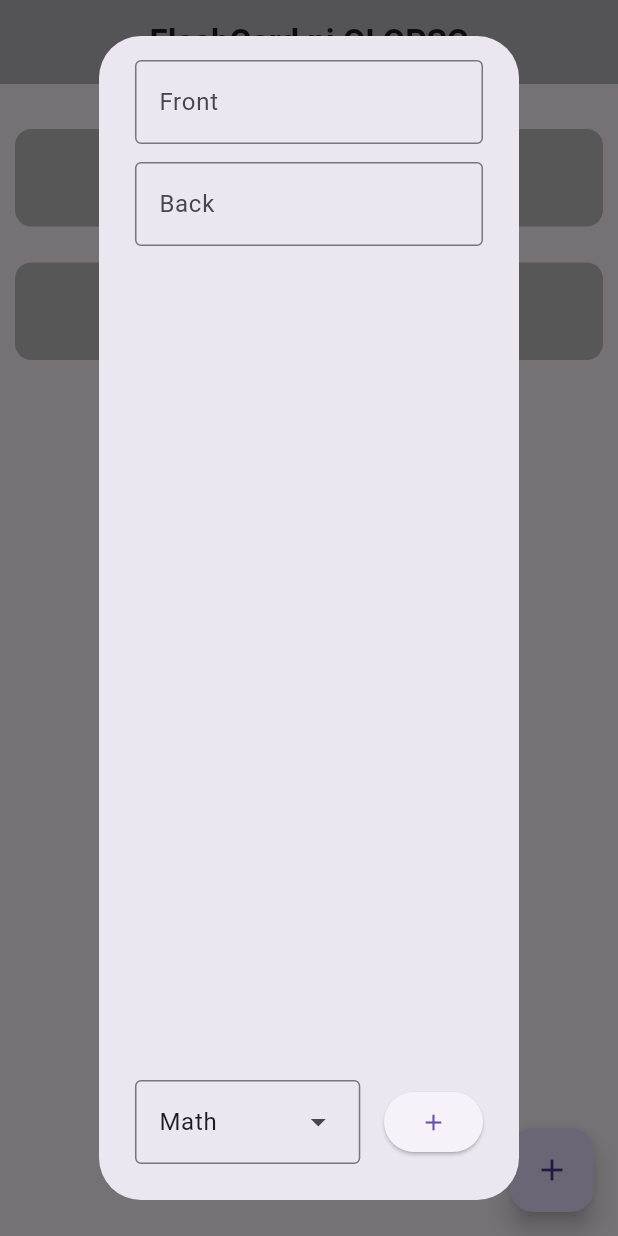
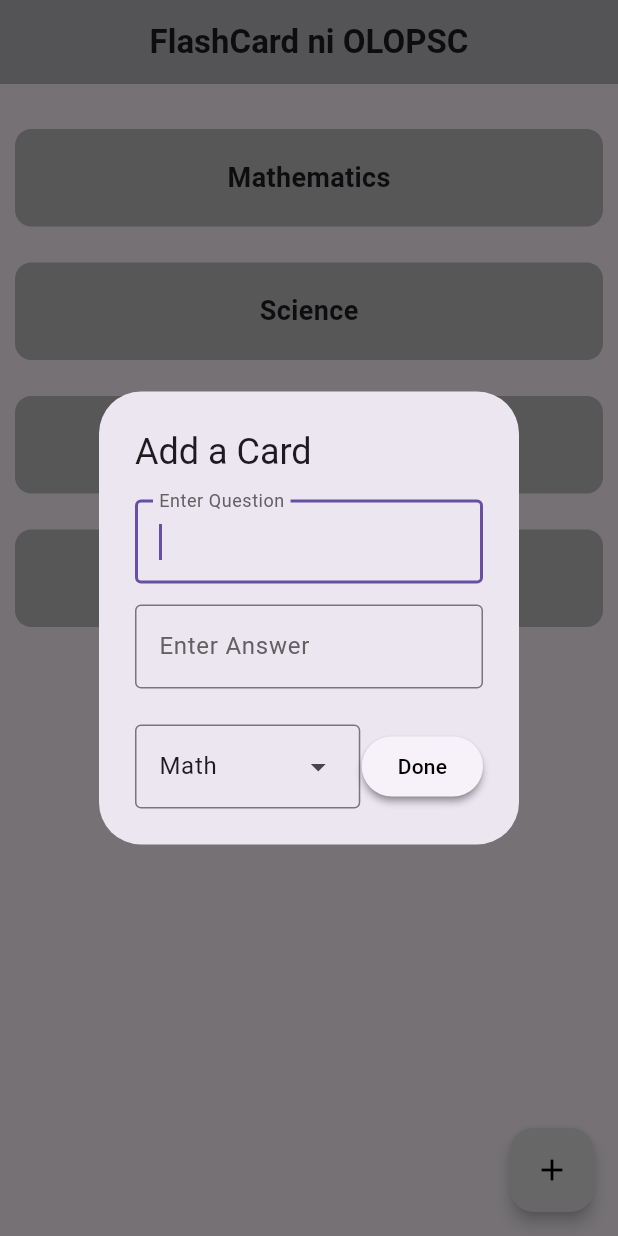
Before and after one commit to L2530L/flash_card, a Flutter app: the screen it shows after launch, after a tap on the "add" icon, on a phone screen of 412 x 824 dp. Run offline on Flutter 3.47's test engine with Material 3 defaults, Android fonts, the phone set to English and light mode, and no system bars; our stand-ins replace flip_card.

Commit message:
updated na yung ui ng add card

```diff
--- a/lib/components/grid.dart
+++ b/lib/components/grid.dart
@@ -5,12 +5,16 @@ import 'package:flash_card/pages/home.dart';
 import 'package:flutter/material.dart';
 import 'package:flutter/widgets.dart';
 
-class Grid extends StatelessWidget {
+class Subj extends StatelessWidget {
   final String name;
   final String deck_name;
   final void Function() navigator;
 
-  const Grid({super.key, required this.deck_name, required this.name, required this.navigator});
+  const Subj(
+      {super.key,
+      required this.deck_name,
+      required this.name,
+      required this.navigator});
 
   @override
   Widget build(BuildContext context) {
--- a/lib/pages/card_select.dart
+++ b/lib/pages/card_select.dart
@@ -78,31 +78,92 @@ class _MainPageState extends State<MainPage> {
             controller: flipControl,
           ),
         ],
-      }
+      },
+//dsadadas
+      {
+        'name': 'English',
+        'deck': <FlashCard>[
+          FlashCard(
+            frontText: "1+0",
+            backText: "1",
+            controller: flipControl,
+          ),
+          FlashCard(
+            frontText: "1+1",
+            backText: "2",
+            controller: flipControl,
+          ),
+          FlashCard(
+            frontText: "2+1",
+            backText: "3",
+            controller: flipControl,
+          ),
+          FlashCard(
+            frontText: "3x3",
+            backText: "9",
+            controller: flipControl,
+          ),
+        ]
+      },
+      {
+        'name': 'Filipino',
+        'deck': <FlashCard>[
+          FlashCard(
+            frontText: "1+0",
+            backText: "1",
+            controller: flipControl,
+          ),
+          FlashCard(
+            frontText: "1+1",
+            backText: "2",
+            controller: flipControl,
+          ),
+          FlashCard(
+            frontText: "2+1",
+            backText: "3",
+            controller: flipControl,
+          ),
+          FlashCard(
+            frontText: "3x3",
+            backText: "9",
+            controller: flipControl,
+          ),
+        ]
+      },
     ];
     dropValues = decks.map((deckName) => deckName['name'].toString()).toList();
     dropdownValue = dropValues.first;
   }
 
-
   void showBox() {
     showDialog(
       context: context,
       builder: (context) => AlertDialog(
+        title: Text("Add a Card"),
         content: Column(
+          mainAxisSize: MainAxisSize.min,
           children: [
             TextField(
+              autofocus: true,
               controller: frontController,
               decoration: InputDecoration(
-                  border: OutlineInputBorder(), label: Text('Front')),
+                  border: OutlineInputBorder(),
+                  label: Text(
+                    'Enter Question',
+                    style: TextStyle(color: Colors.grey.shade700),
+                  )),
             ),
             SizedBox(
-              height: 12,
+              height: 14,
             ),
             TextField(
               controller: backController,
               decoration: InputDecoration(
-                  border: OutlineInputBorder(), label: Text('Back')),
+                  border: OutlineInputBorder(),
+                  label: Text(
+                    'Enter Answer',
+                    style: TextStyle(color: Colors.grey.shade700),
+                  )),
             )
           ],
         ),
@@ -125,19 +186,26 @@ class _MainPageState extends State<MainPage> {
 
               //Button to add card
               ElevatedButton(
+                  style: ButtonStyle(
+                      elevation: MaterialStatePropertyAll(2),
+                      shadowColor:
+                          MaterialStatePropertyAll(Colors.grey.shade800)),
                   onPressed: () {
-                    print(frontController.text);
                     setState(() {
                       int selected = dropValues.indexOf(dropdownValue).abs();
                       decks[selected]['deck'].add(FlashCard(
                           frontText: frontController.text,
                           backText: backController.text,
                           controller: flipControl));
+                      frontController.clear();
+                      backController.clear();
                     });
-                    print(decks[0]['deck']);
-                    print(decks[1]['deck']);
                   },
-                  child: Icon(Icons.add)),
+                  child: Text(
+                    "Done",
+                    style: TextStyle(
+                        color: Colors.black, fontWeight: FontWeight.w500),
+                  )),
             ],
           )
         ],
@@ -162,7 +230,7 @@ class _MainPageState extends State<MainPage> {
           SizedBox(
             height: 20,
           ),
-          Grid(
+          Subj(
             deck_name: "Mathematics",
             name: decks[0]['name'],
             navigator: () => Navigator.push(
@@ -174,7 +242,7 @@ class _MainPageState extends State<MainPage> {
           SizedBox(
             height: 14,
           ),
-          Grid(
+          Subj(
             deck_name: "Science",
             name: decks[1]['name'],
             navigator: () {
@@ -186,11 +254,46 @@ class _MainPageState extends State<MainPage> {
               print(decks[1]['deck']);
             },
           ),
+          SizedBox(
+            height: 14,
+          ),
+          Subj(
+            deck_name: "English",
+            name: decks[1]['name'],
+            navigator: () {
+              Navigator.push(
+                  context,
+                  MaterialPageRoute(
+                    builder: (context) => HomePage(deck: decks[1]['deck']),
+                  ));
+              print(decks[1]['deck']);
+            },
+          ),
+          SizedBox(
+            height: 14,
+          ),
+          Subj(
+            deck_name: "Filipino",
+            name: decks[1]['name'],
+            navigator: () {
+              Navigator.push(
+                  context,
+                  MaterialPageRoute(
+                    builder: (context) => HomePage(deck: decks[1]['deck']),
+                  ));
+            },
+          ),
         ],
       ),
       floatingActionButton: FloatingActionButton(
+        backgroundColor: Colors.grey.shade300,
+        elevation: 4,
+        hoverColor: Color.alphaBlend(Colors.grey.shade600, Colors.blue),
         onPressed: showBox,
-        child: Icon(Icons.add),
+        child: Icon(
+          Icons.add,
+          color: Colors.black,
+        ),
       ),
     );
   }
```
